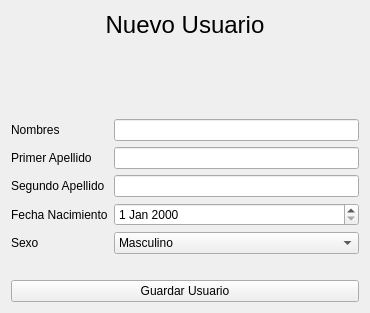
This is FormCreateUsuario.ui in SoftTechMX/sistema-imagis as Qt 5 draws it before an edit. The edited form follows.
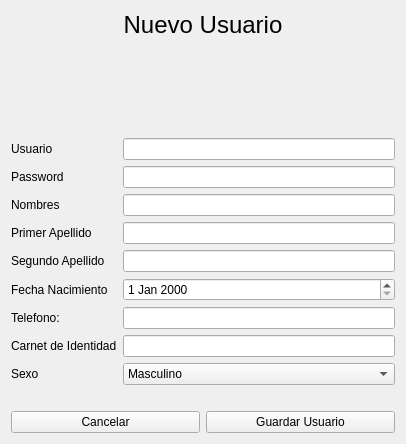
This is the edited form.

```diff
--- a/FormCreateUsuario.ui
+++ b/FormCreateUsuario.ui
@@ -6,8 +6,8 @@
    <rect>
     <x>0</x>
     <y>0</y>
-    <width>370</width>
-    <height>313</height>
+    <width>406</width>
+    <height>444</height>
    </rect>
   </property>
   <property name="windowTitle">
@@ -44,55 +44,55 @@
    </item>
    <item>
     <layout class="QFormLayout" name="formLayout">
-     <item row="0" column="0">
+     <item row="2" column="0">
       <widget class="QLabel" name="label_2">
        <property name="text">
         <string>Nombres</string>
        </property>
       </widget>
      </item>
-     <item row="0" column="1">
-      <widget class="QLineEdit" name="lineEdit"/>
+     <item row="2" column="1">
+      <widget class="QLineEdit" name="txt_nombres"/>
      </item>
-     <item row="1" column="0">
+     <item row="3" column="0">
       <widget class="QLabel" name="label_3">
        <property name="text">
         <string>Primer Apellido</string>
        </property>
       </widget>
      </item>
-     <item row="1" column="1">
-      <widget class="QLineEdit" name="lineEdit_2"/>
+     <item row="3" column="1">
+      <widget class="QLineEdit" name="txt_apellido1"/>
      </item>
-     <item row="2" column="0">
+     <item row="4" column="0">
       <widget class="QLabel" name="label_4">
        <property name="text">
         <string>Segundo Apellido</string>
        </property>
       </widget>
      </item>
-     <item row="2" column="1">
-      <widget class="QLineEdit" name="lineEdit_3"/>
+     <item row="4" column="1">
+      <widget class="QLineEdit" name="txt_apeillido2"/>
      </item>
-     <item row="3" column="0">
+     <item row="5" column="0">
       <widget class="QLabel" name="label_5">
        <property name="text">
         <string>Fecha Nacimiento</string>
        </property>
       </widget>
      </item>
-     <item row="3" column="1">
-      <widget class="QDateEdit" name="dateEdit"/>
+     <item row="5" column="1">
+      <widget class="QDateEdit" name="txt_fehca_nacimeinto"/>
      </item>
-     <item row="4" column="0">
+     <item row="8" column="0">
       <widget class="QLabel" name="label_6">
        <property name="text">
         <string>Sexo</string>
        </property>
       </widget>
      </item>
-     <item row="4" column="1">
-      <widget class="QComboBox" name="comboBox">
+     <item row="8" column="1">
+      <widget class="QComboBox" name="combobox_sexo">
        <item>
         <property name="text">
          <string>Masculino</string>
@@ -105,6 +105,46 @@
        </item>
       </widget>
      </item>
+     <item row="6" column="0">
+      <widget class="QLabel" name="label_7">
+       <property name="text">
+        <string>Telefono:</string>
+       </property>
+      </widget>
+     </item>
+     <item row="6" column="1">
+      <widget class="QLineEdit" name="txt_telefono"/>
+     </item>
+     <item row="7" column="0">
+      <widget class="QLabel" name="label_8">
+       <property name="text">
+        <string>Carnet de Identidad</string>
+       </property>
+      </widget>
+     </item>
+     <item row="7" column="1">
+      <widget class="QLineEdit" name="txt_ci"/>
+     </item>
+     <item row="0" column="0">
+      <widget class="QLabel" name="label_9">
+       <property name="text">
+        <string>Usuario</string>
+       </property>
+      </widget>
+     </item>
+     <item row="0" column="1">
+      <widget class="QLineEdit" name="txt_usuario"/>
+     </item>
+     <item row="1" column="0">
+      <widget class="QLabel" name="label_10">
+       <property name="text">
+        <string>Password</string>
+       </property>
+      </widget>
+     </item>
+     <item row="1" column="1">
+      <widget class="QLineEdit" name="txt_password"/>
+     </item>
     </layout>
    </item>
    <item>
@@ -117,7 +157,7 @@
      </property>
      <property name="sizeHint" stdset="0">
       <size>
-       <width>0</width>
+       <width>20</width>
        <height>20</height>
       </size>
      </property>
@@ -126,7 +166,14 @@
    <item>
     <layout class="QHBoxLayout" name="horizontalLayout">
      <item>
-      <widget class="QPushButton" name="btn_guardar_usuario">
+      <widget class="QPushButton" name="btn_cancel">
+       <property name="text">
+        <string>Cancelar</string>
+       </property>
+      </widget>
+     </item>
+     <item>
+      <widget class="QPushButton" name="btn_save">
        <property name="text">
         <string>Guardar Usuario</string>
        </property>
```
Left out of the diff: 2 changed lines with no effect on the pictures.
